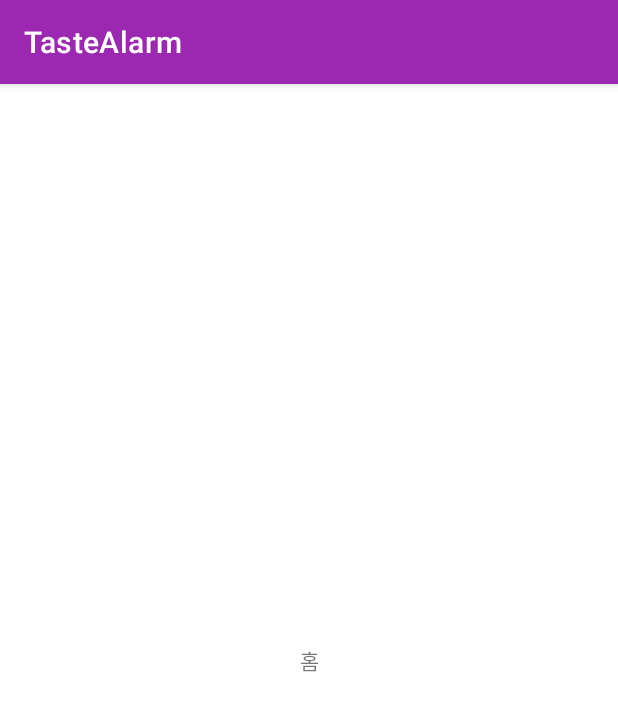
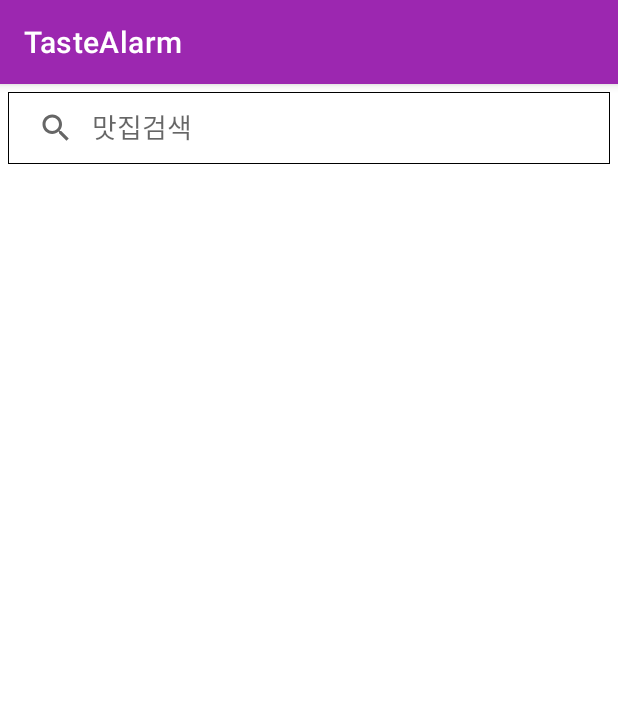
Before and after one commit to iamwotjr99/Taste_Alarm, an Android app: the fragment HomeActivity shown on its own in the app's theme, on a phone screen of 412 x 824 dp. Shown: the top 711 px of the screen. Run offline under Robolectric (Android 15) with nearby library versions, the phone set to English and light mode, and no system bars; plain views replace MapView.

Commit message:
[추가]홈 화면 구현

```diff
--- a/TasteAlarm/app/src/main/java/org/techtown/tastealarm/HomeActivity.java
+++ b/TasteAlarm/app/src/main/java/org/techtown/tastealarm/HomeActivity.java
@@ -3,6 +3,7 @@ package org.techtown.tastealarm;
 import androidx.annotation.NonNull;
 import androidx.annotation.Nullable;
 import androidx.fragment.app.Fragment;
+
 import android.os.Bundle;
 import android.view.LayoutInflater;
 import android.view.View;
@@ -13,4 +14,5 @@ public class HomeActivity extends Fragment {
     public View onCreateView(@NonNull LayoutInflater inflater, @Nullable ViewGroup container, @Nullable Bundle savedInstanceState) {
         return inflater.inflate(R.layout.fragment_home, container, false);
     }
+
 }
--- /dev/null
+++ b/TasteAlarm/app/src/main/java/org/techtown/tastealarm/HomeAdapter.java
@@ -0,0 +1,4 @@
+package org.techtown.tastealarm;
+
+public class HomeAdapter {
+}
--- a/TasteAlarm/app/src/main/java/org/techtown/tastealarm/MainActivity.java
+++ b/TasteAlarm/app/src/main/java/org/techtown/tastealarm/MainActivity.java
@@ -1,5 +1,6 @@
 package org.techtown.tastealarm;
 
+import androidx.appcompat.app.ActionBar;
 import androidx.appcompat.app.AppCompatActivity;
 
 import android.os.Bundle;
@@ -10,5 +11,9 @@ public class MainActivity extends AppCompatActivity {
     protected void onCreate(Bundle savedInstanceState) {
         super.onCreate(savedInstanceState);
         setContentView(R.layout.activity_main);
+
+        ActionBar actionBar = getSupportActionBar();
+        actionBar.hide();
     }
+
 }
--- a/TasteAlarm/app/src/main/res/drawable/layout_border.xml
+++ b/TasteAlarm/app/src/main/res/drawable/layout_border.xml
@@ -8,10 +8,10 @@
 
     </item>
 
-    <item android:top = "2dp"
-        android:right= "2dp"
-        android:left="2dp"
-        android:bottom="2dp">
+    <item android:top = "1dp"
+        android:right= "1dp"
+        android:left="1dp"
+        android:bottom="1dp">
 
         <shape android:shape="rectangle">
             <solid android:color="#ffffff" />
--- a/TasteAlarm/app/src/main/res/layout/fragment_home.xml
+++ b/TasteAlarm/app/src/main/res/layout/fragment_home.xml
@@ -1,12 +1,35 @@
 <?xml version="1.0" encoding="utf-8"?>
 <androidx.constraintlayout.widget.ConstraintLayout xmlns:android="http://schemas.android.com/apk/res/android"
+    xmlns:tools="http://schemas.android.com/tools"
     android:layout_width="match_parent"
-    android:layout_height="match_parent">
+    android:layout_height="match_parent"
+    xmlns:app="http://schemas.android.com/apk/res-auto">
+    <SearchView
+        android:id="@+id/home_searchview"
+        android:layout_width="match_parent"
+        android:layout_height="wrap_content"
+        android:background="@drawable/layout_border"
+        android:layout_margin="5dp"
+        android:focusable="false"
+        android:focusableInTouchMode="false"
+        android:iconifiedByDefault="false"
+        android:queryHint="맛집검색"
+        app:layout_constraintTop_toTopOf="parent"
+        tools:layout_editor_absoluteX="0dp" />
 
-    <TextView
+
+    <!--    <com.naver.maps.map.MapView-->
+<!--        android:id="@+id/home_navermap"-->
+<!--        android:layout_width="match_parent"-->
+<!--        android:layout_height="match_parent" />-->
+
+
+    <androidx.recyclerview.widget.RecyclerView
+        android:id="@+id/home_recyclerview"
         android:layout_width="match_parent"
-        android:layout_height="match_parent"
-        android:text="홈"
-        android:gravity="center"/>
+        android:layout_height="wrap_content"
+        app:layout_constraintTop_toBottomOf="@id/home_searchview"
+        app:layout_constraintBottom_toBottomOf="parent"/>
+
 
 </androidx.constraintlayout.widget.ConstraintLayout>
```
Also changed, not shown: TasteAlarm/app/src/main/res/layout/item_home.xml (added, +44 -0 lines).
